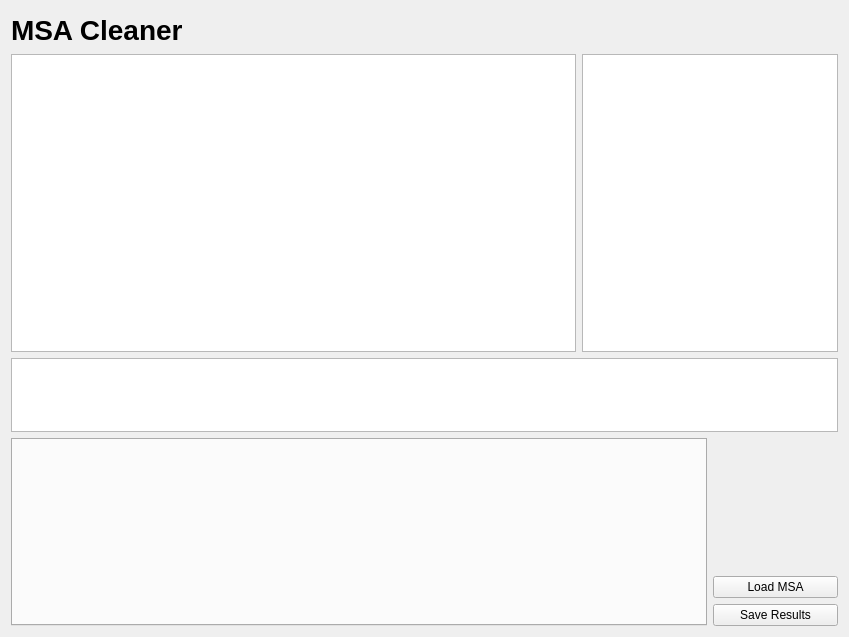
This is cbr/msa/visual/MsaCleaner.ui in TUM-CBR/pymol-plugins as Qt 5 draws it before an edit. The edited form follows.
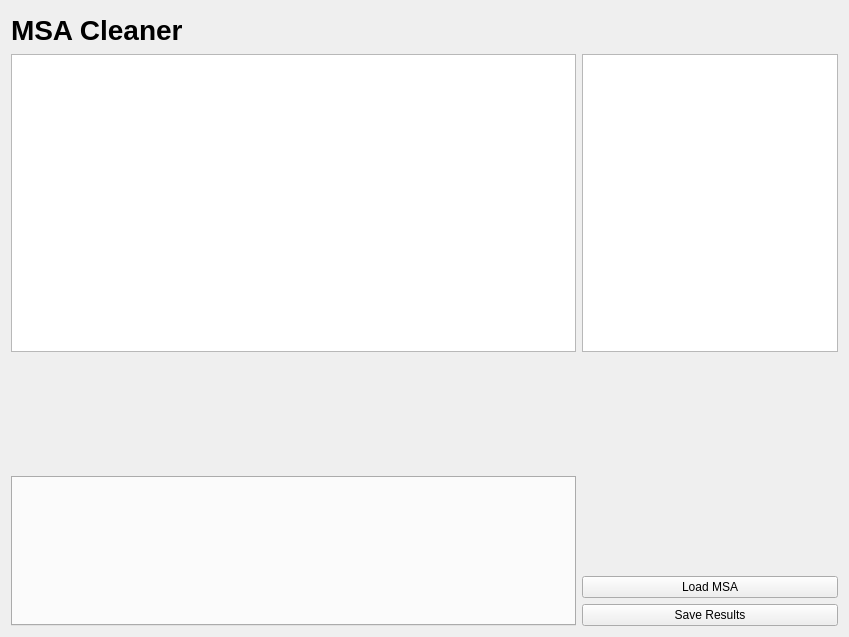
This is the edited form.

Commit message: MSA cleaner shows msa with masked rows and columns.

```diff
--- a/cbr/msa/visual/MsaCleaner.ui
+++ b/cbr/msa/visual/MsaCleaner.ui
@@ -13,18 +13,35 @@
   <property name="windowTitle">
    <string>Form</string>
   </property>
-  <layout class="QGridLayout" name="gridLayout" rowstretch="1,6,2,2,3,0,0,0" columnstretch="5,0,0,0">
-   <item row="4" column="0" rowspan="4" colspan="3">
+  <layout class="QGridLayout" name="gridLayout" rowstretch="1,8,0,3,2,0,0,0" columnstretch="10,0,0">
+   <item row="4" column="0" rowspan="4" colspan="2">
     <widget class="QTabWidget" name="cleanersWidget"/>
    </item>
-   <item row="6" column="3">
+   <item row="5" column="2">
+    <widget class="QLabel" name="selectedFileLabel">
+     <property name="text">
+      <string/>
+     </property>
+    </widget>
+   </item>
+   <item row="6" column="2">
     <widget class="QPushButton" name="loadMsaButton">
      <property name="text">
       <string>Load MSA</string>
      </property>
     </widget>
    </item>
-   <item row="4" column="3">
+   <item row="7" column="2">
+    <widget class="QPushButton" name="saveResultsButtons">
+     <property name="text">
+      <string>Save Results</string>
+     </property>
+    </widget>
+   </item>
+   <item row="1" column="2" rowspan="2">
+    <widget class="QTableView" name="statsTable"/>
+   </item>
+   <item row="4" column="2">
     <spacer name="verticalSpacer">
      <property name="orientation">
       <enum>Qt::Vertical</enum>
@@ -37,23 +54,7 @@
      </property>
     </spacer>
    </item>
-   <item row="7" column="3">
-    <widget class="QPushButton" name="saveResultsButtons">
-     <property name="text">
-      <string>Save Results</string>
-     </property>
-    </widget>
-   </item>
-   <item row="1" column="0" rowspan="2" colspan="2">
-    <widget class="QTableView" name="scoresTable"/>
-   </item>
-   <item row="3" column="0" colspan="4">
-    <widget class="QPlainTextEdit" name="sequenceText"/>
-   </item>
-   <item row="1" column="2" rowspan="2" colspan="2">
-    <widget class="QTableView" name="statsTable"/>
-   </item>
-   <item row="0" column="0">
+   <item row="0" column="0" colspan="3">
     <widget class="QLabel" name="label">
      <property name="styleSheet">
       <string notr="true">font-size: 28px;
@@ -64,12 +65,11 @@
      </property>
     </widget>
    </item>
-   <item row="5" column="3">
-    <widget class="QLabel" name="selectedFileLabel">
-     <property name="text">
-      <string/>
-     </property>
-    </widget>
+   <item row="1" column="0" rowspan="2" colspan="2">
+    <widget class="QTableView" name="scoresTable"/>
+   </item>
+   <item row="3" column="0" colspan="3">
+    <widget class="QWidget" name="msaViewerWidget" native="true"/>
    </item>
   </layout>
  </widget>
```
The commit also changes 12 other files.
